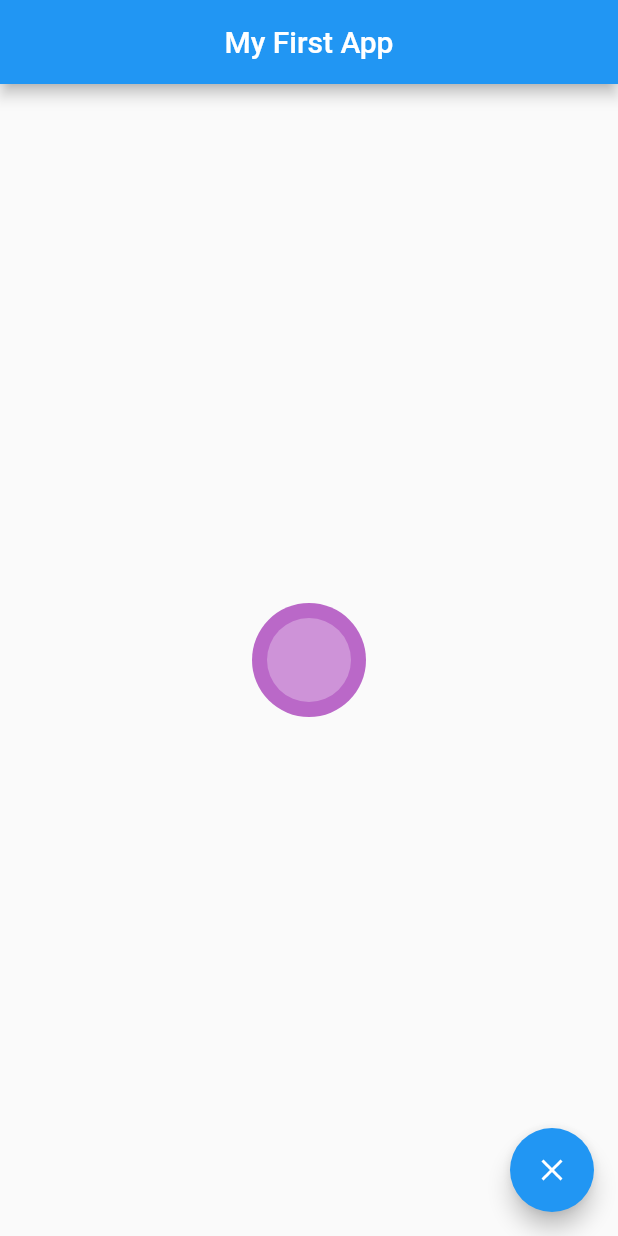
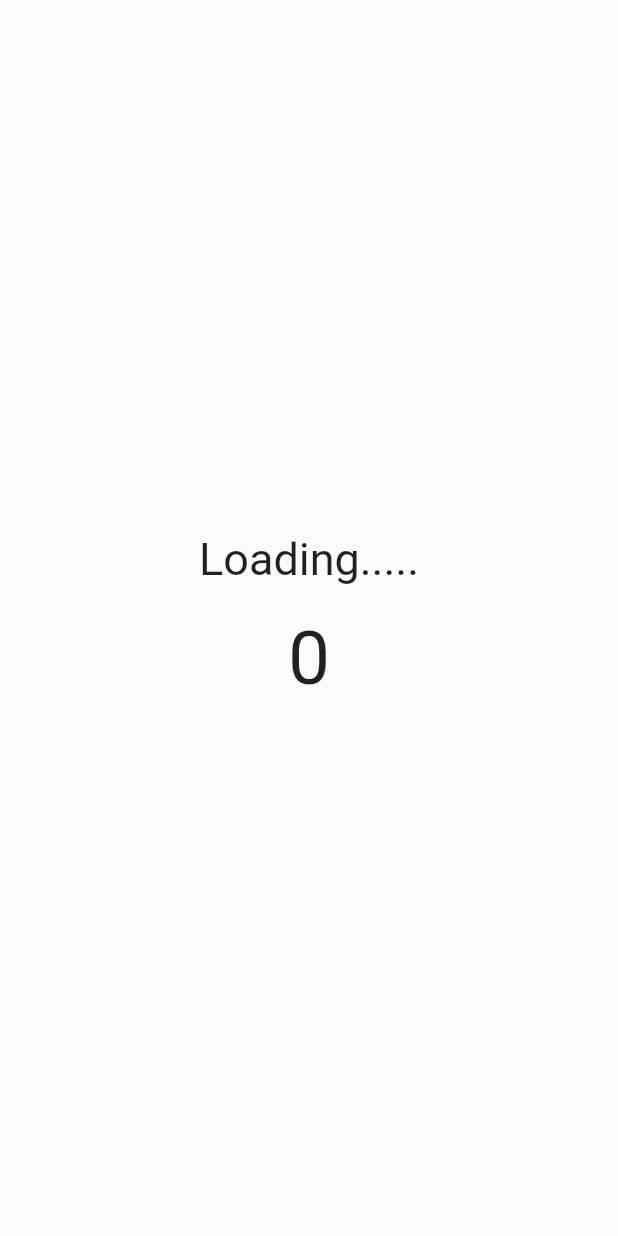
Before and after one commit to Arpithashetty123/NewWidgets, a Flutter app: the screen it shows after launch, on a phone screen of 412 x 824 dp. Run offline on Flutter 3.47's test engine with Material 2 defaults, Android fonts, the phone set to English and light mode, and no system bars; drawn by our look-alikes of flutter_speed_dial; our stand-ins replace audio_video_progress_bar, dio, flutter_spinkit, font_awesome_flutter, image_gallery_saver, image_picker and 3 more; missing offline and left inert: pie_menu.

Commit message:
leanerd about animation

```diff
--- /dev/null
+++ b/lib/Examples/Animations/valuesChange.dart
@@ -0,0 +1,46 @@
+import 'package:flutter/material.dart';
+class ValueChangePage extends StatefulWidget {
+  const ValueChangePage({Key? key}) : super(key: key);
+  @override
+  State<ValueChangePage> createState() => _ValueChangePageState();
+}
+class _ValueChangePageState extends State<ValueChangePage>
+    with SingleTickerProviderStateMixin {
+  late Animation animation;
+  late AnimationController animationController;
+  @override
+  void initState() {
+    super.initState();
+    animationController =
+        AnimationController(vsync: this, duration: const Duration(seconds: 5));
+    animation = IntTween(begin: 10,end: 0).animate(
+      CurvedAnimation(parent: animationController, curve: Curves.easeOut),
+    );
+    animationController.forward();
+  }
+  @override
+  void dispose() {
+    animationController.dispose();
+    super.dispose();
+  }
+  @override
+  Widget build(BuildContext context) {
+    return AnimatedBuilder(
+      animation: animationController,
+      builder: (context, child) {
+        return  Scaffold(
+          body: Center(
+            child: Column(
+              mainAxisAlignment: MainAxisAlignment.center,
+              children: [
+                const Text("Loading.....",style: TextStyle(fontSize: 30)),
+                const SizedBox(height: 20,),
+                Text(animation.value.toString(),style: const TextStyle(fontSize: 50))
+              ],
+            )
+          )
+        );
+      },
+    );
+  }
+}
--- a/lib/main.dart
+++ b/lib/main.dart
@@ -1,6 +1,11 @@
 import 'package:flutter/material.dart';
 import 'package:flutter_application_1/Examples/pie_menu.dart';
 
+import 'Examples/Animations/Parent_animation.dart';
+import 'Examples/Animations/Transformations.dart';
+import 'Examples/Animations/basics.dart';
+import 'Examples/Animations/delayed.dart';
+import 'Examples/Animations/valuesChange.dart';
 import 'Examples/speed_dail.dart';
 import 'Examples/spin_kit.dart';
 void main() {
@@ -24,6 +29,8 @@ debugShowCheckedModeBanner: false,
       theme: ThemeData(
           primarySwatch: Colors.blue,
           ),
-      home: SpeedDailPage());
+      home: const ValueChangePage());
   }
 }
+
+//
--- a/pubspec.yaml
+++ b/pubspec.yaml
@@ -51,6 +51,7 @@ dependencies:
   just_audio: ^0.9.34
   just_audio_background: ^0.0.1-beta.10
   image_gallery_saver: ^2.0.3
+  animations: ^2.0.7
 dev_dependencies:
   flutter_test:
     sdk: flutter
```
Also changed, not shown: lib/Examples/Animations/Parent_animation.dart (added, +60 -0 lines), lib/Examples/Animations/Transformations.dart (added, +52 -0 lines), lib/Examples/Animations/basics.dart (added, +52 -0 lines), lib/Examples/Animations/delayed.dart (added, +88 -0 lines), lib/Examples/speed_dail.dart (line endings or trailing spaces), pubspec.lock.
